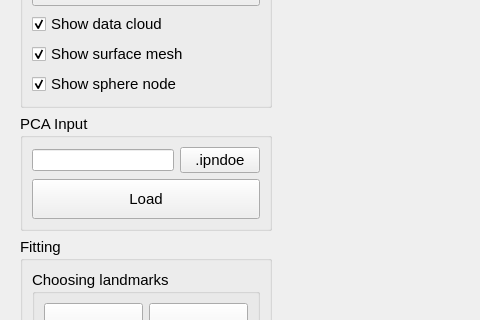
Fighy/lung_fitting, file src/qt/view.ui: the form before one commit; both pictures show x 0 to 480 and y 183 to 503 of the 1024 by 948 pixel window.
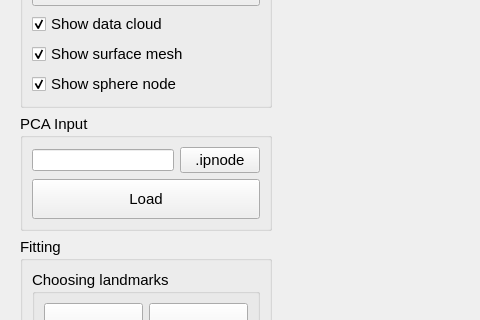
The form after the commit. Custom widgets are drawn as their Qt base class.

Diff of the .ui file:
```diff
--- a/src/qt/view.ui
+++ b/src/qt/view.ui
@@ -146,7 +146,7 @@
          <item row="0" column="1">
           <widget class="QPushButton" name="pcaIpnode_pushButton">
            <property name="text">
-            <string>.ipndoe</string>
+            <string>.ipnode</string>
            </property>
           </widget>
          </item>
```
